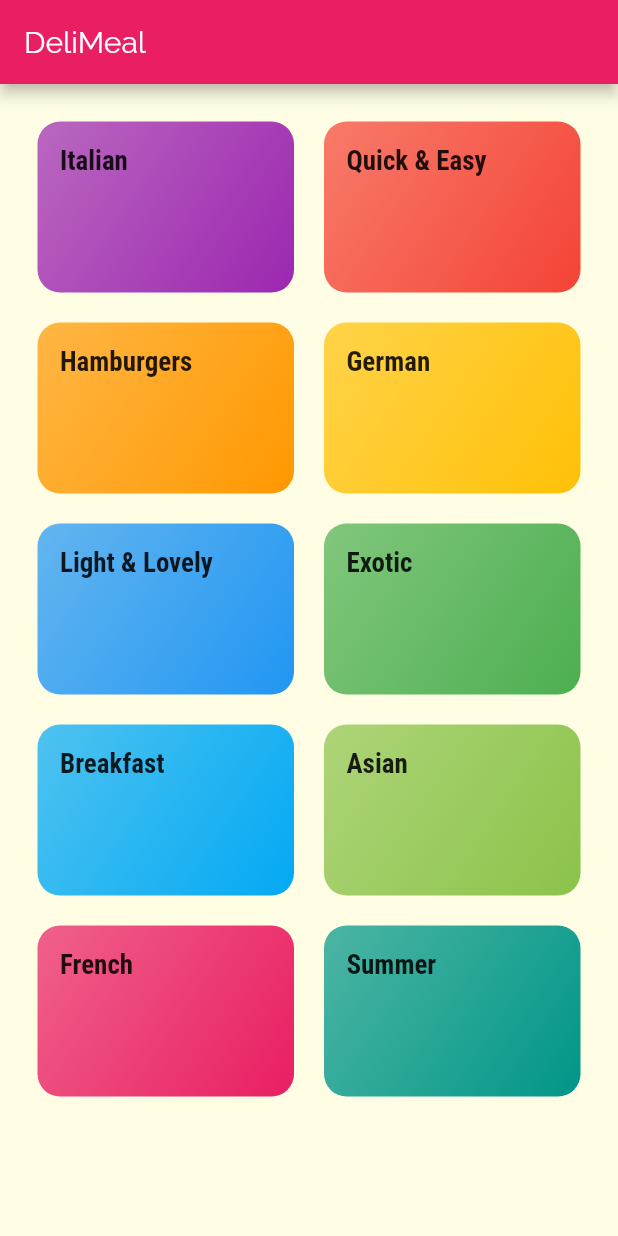
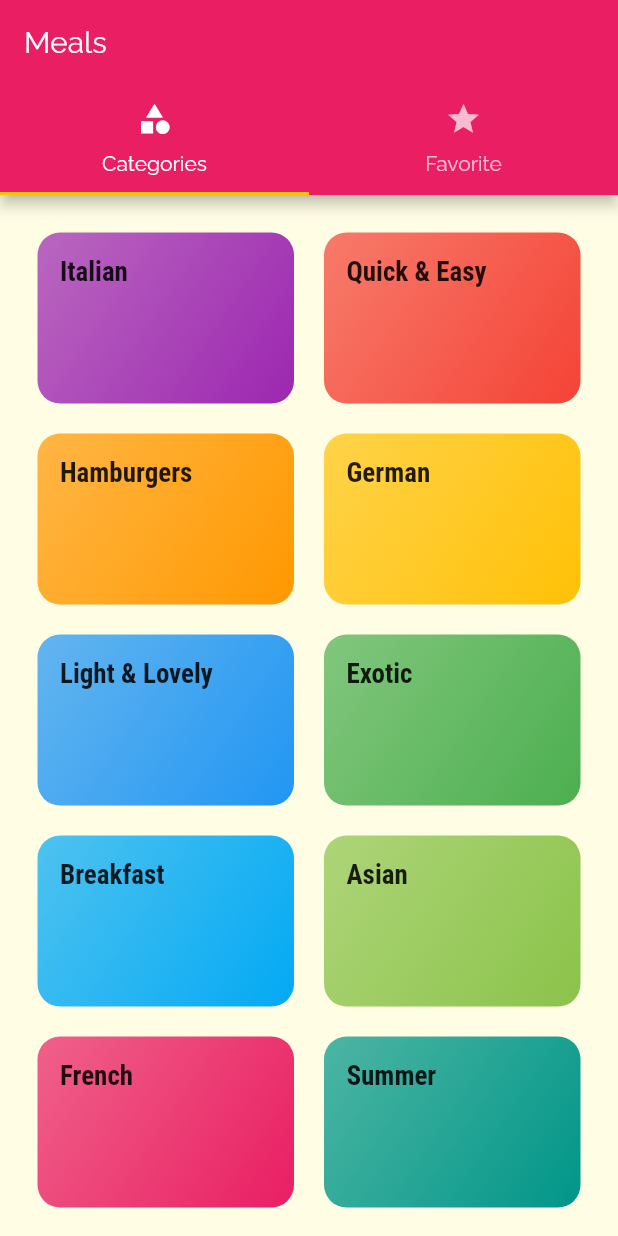
Before and after one commit to emralyilmaz/-emralyilmaz-maxi_app3-Meals_app, a Flutter app: the screen it shows after launch, on a phone screen of 412 x 824 dp. Run offline on Flutter 3.47's test engine with Material 2 defaults, Android fonts, the phone set to English and light mode, and no system bars.

Commit message:
171. Adding a TabBar to the Appbar

```diff
--- a/lib/main.dart
+++ b/lib/main.dart
@@ -1,6 +1,7 @@
-import 'package:app3_meals_app/screens/categories_screen.dart';
+// import 'package:app3_meals_app/screens/categories_screen.dart';
 import 'package:app3_meals_app/screens/category_meals_screen.dart';
 import 'package:app3_meals_app/screens/meal_detail_screen.dart';
+import 'package:app3_meals_app/screens/tabs_screen.dart';
 import 'package:flutter/material.dart';
 
 void main() => runApp(MyApp());
@@ -18,7 +19,7 @@
       // home: CategoriesScreen(),
       initialRoute: "/",
       routes: {
-        "/": (ctx) => CategoriesScreen(),
+        "/": (ctx) => TabsScreen(),
         CategoryMealsScreen.routeName: (ctx) => CategoryMealsScreen(),
         MealDetailScreen.routeName: (ctx) => MealDetailScreen()
       },
--- a/lib/screens/categories_screen.dart
+++ b/lib/screens/categories_screen.dart
@@ -5,11 +5,7 @@
 class CategoriesScreen extends StatelessWidget {
   @override
   Widget build(BuildContext context) {
-    return Scaffold(
-      appBar: AppBar(
-        title: const Text('DeliMeal'),
-      ),
-      body: GridView(
+    return GridView(
       padding: const EdgeInsets.all(25),
       children: DUMMY_CATEGORIES
           .map(
@@ -26,7 +22,6 @@
         crossAxisSpacing: 20,
         mainAxisSpacing: 20,
       ),
-      ),
     );
   }
 }
--- /dev/null
+++ b/lib/screens/favorites_screen.dart
@@ -0,0 +1,10 @@
+import 'package:flutter/material.dart';
+
+class FavoritesScreen extends StatelessWidget {
+  @override
+  Widget build(BuildContext context) {
+    return Center(
+      child: Text("the"),
+    );
+  }
+}
--- /dev/null
+++ b/lib/screens/tabs_screen.dart
@@ -0,0 +1,33 @@
+import 'package:app3_meals_app/screens/categories_screen.dart';
+import 'package:app3_meals_app/screens/favorites_screen.dart';
+import 'package:flutter/material.dart';
+
+class TabsScreen extends StatefulWidget {
+  @override
+  _TabsScreenState createState() => _TabsScreenState();
+}
+
+class _TabsScreenState extends State<TabsScreen> {
+  @override
+  Widget build(BuildContext context) {
+    return DefaultTabController(
+        length: 2,
+        initialIndex: 0,
+        child: Scaffold(
+          appBar: AppBar(
+            title: Text("Meals"),
+            bottom: TabBar(tabs: [
+              Tab(
+                icon: Icon(Icons.category),
+                text: "Categories",
+              ),
+              Tab(
+                icon: Icon(Icons.star),
+                text: "Favorite",
+              ),
+            ]),
+          ),
+          body: TabBarView(children: [CategoriesScreen(), FavoritesScreen()]),
+        ));
+  }
+}
```
Lines whose indentation alone changed are shown as unchanged.
